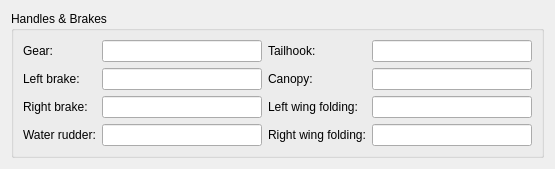
Before: the Qt Designer form src/UserInterface/src/Widget/AircraftHandleWidget.ui in till213/SkyDolly, drawn with Qt 5.
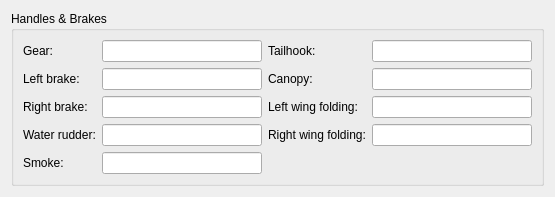
After: the same form once the commit is applied.

Commit message: Support smoke simulation variable

```diff
--- a/src/UserInterface/src/Widget/AircraftHandleWidget.ui
+++ b/src/UserInterface/src/Widget/AircraftHandleWidget.ui
@@ -6,8 +6,8 @@
    <rect>
     <x>0</x>
     <y>0</y>
-    <width>544</width>
-    <height>166</height>
+    <width>545</width>
+    <height>194</height>
    </rect>
   </property>
   <property name="windowTitle">
@@ -108,6 +108,23 @@
           </property>
          </widget>
         </item>
+        <item row="4" column="0">
+         <widget class="QLabel" name="label">
+          <property name="text">
+           <string>Smoke:</string>
+          </property>
+         </widget>
+        </item>
+        <item row="4" column="1">
+         <widget class="QLineEdit" name="smokeEnabledLineEdit">
+          <property name="minimumSize">
+           <size>
+            <width>160</width>
+            <height>0</height>
+           </size>
+          </property>
+         </widget>
+        </item>
        </layout>
       </item>
       <item>
```
The commit also changes 12 other files.
